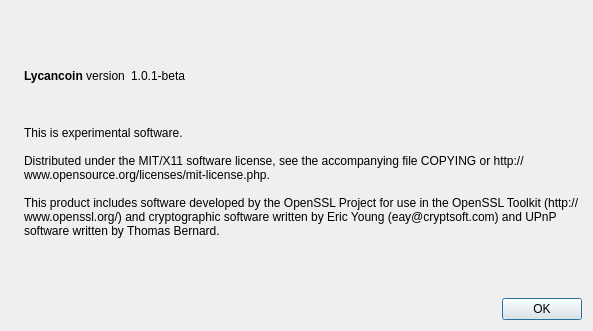
Qt form src/qt/forms/aboutdialog.ui (lycancoin/lycancoin-release) before a commit.
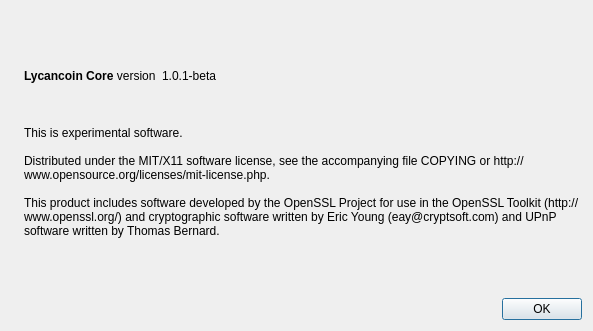
The same form after that commit. Icons and pictures are not drawn.

What changed in the file:
```diff
--- a/src/qt/forms/aboutdialog.ui
+++ b/src/qt/forms/aboutdialog.ui
@@ -50,7 +50,7 @@
           <cursorShape>IBeamCursor</cursorShape>
          </property>
          <property name="text">
-          <string>&lt;b&gt;Lycancoin&lt;/b&gt; version</string>
+          <string>&lt;b&gt;Lycancoin Core&lt;/b&gt; version</string>
          </property>
          <property name="textInteractionFlags">
           <set>Qt::LinksAccessibleByMouse|Qt::TextSelectableByKeyboard|Qt::TextSelectableByMouse</set>
```
Left out of the diff: 24 changed lines with no effect on the pictures.
